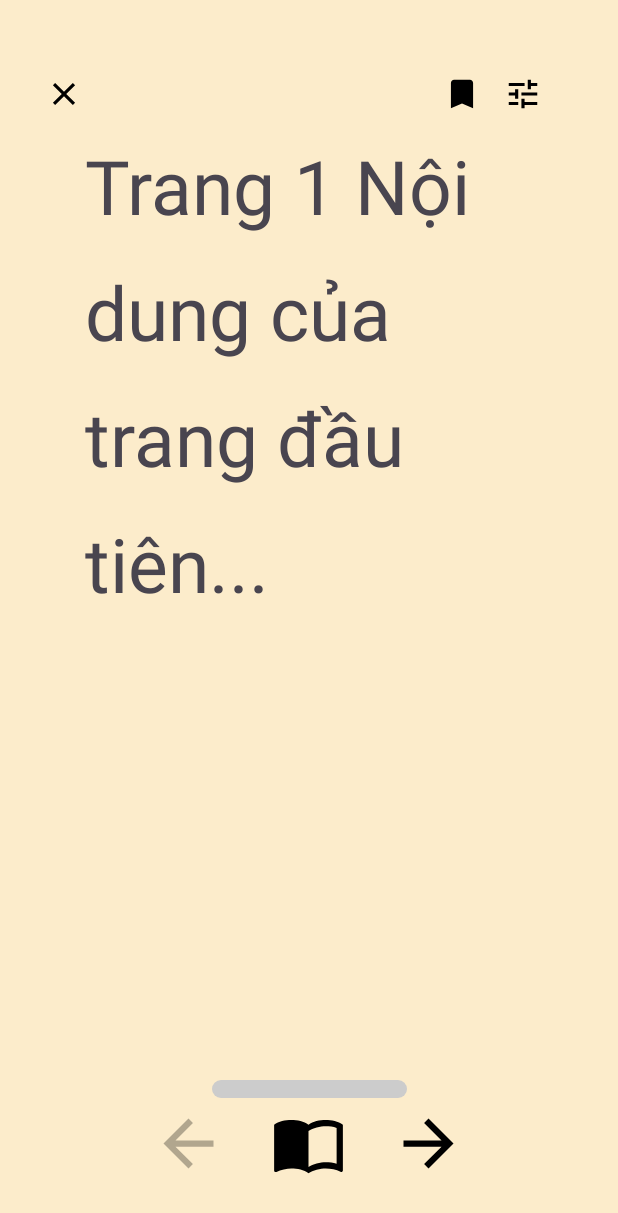
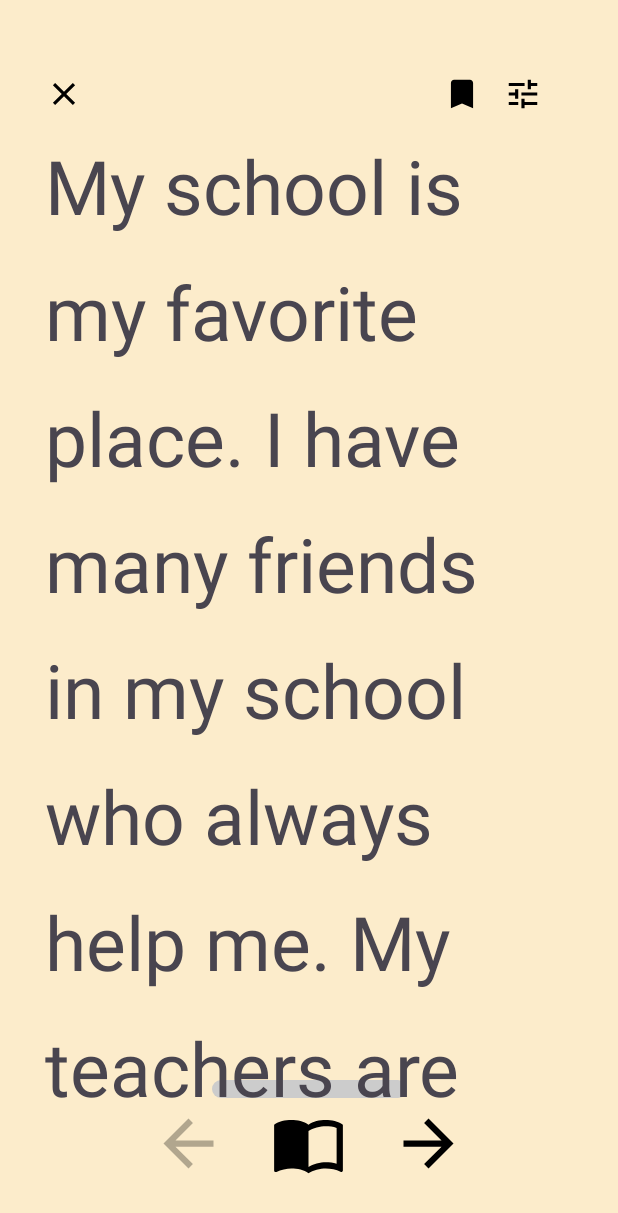
Before and after one commit to Lehoangminh-dab/HCI---INT2041-57---Dyslexic-E-Reader, an Android app: the screen it shows after launch (ReadingActivity), on a phone screen of 412 x 824 dp. Shown: the top 1213 px of the screen. Run offline under Robolectric (Android 15) with nearby library versions, the light colour scheme and no system bars.

Commit message:
Added split content to pages

```diff
--- a/app/src/main/java/com/example/myapplication/ReadingActivity.java
+++ b/app/src/main/java/com/example/myapplication/ReadingActivity.java
@@ -5,10 +5,11 @@ import android.content.Intent;
 import android.content.SharedPreferences;
 import android.content.res.ColorStateList;
 import android.graphics.Color;
-import android.graphics.Rect;
 import android.os.Bundle;
 import android.os.Handler;
 import android.text.Layout;
+import android.text.StaticLayout;
+import android.text.TextPaint;
 import android.text.style.BackgroundColorSpan;
 import android.text.style.ForegroundColorSpan;
 import android.view.MotionEvent;
@@ -16,6 +17,7 @@ import android.view.View;
 import android.text.Spannable;
 import android.text.SpannableString;
 
+import android.view.ViewTreeObserver;
 import android.widget.Button;
 import android.widget.FrameLayout;
 import android.widget.ImageView;
@@ -27,9 +29,12 @@ import androidx.appcompat.app.AppCompatActivity;
 import androidx.constraintlayout.widget.ConstraintLayout;
 import androidx.core.content.ContextCompat;
 
+import java.util.ArrayList;
+import java.util.List;
+
 public class ReadingActivity extends AppCompatActivity {
 
-    private TextView text;
+    private TextView textView;
     private ImageView arrowLeftBtn, arrowRightBtn, import_contacts_ic;
     private ImageView closeBtn, bookmarkBtn, tuneBtn;
     private Button finishedBtn;
@@ -40,6 +45,20 @@ public class ReadingActivity extends AppCompatActivity {
     private int currentPage = 0;
     private SharedPreferences sharedPreferences;
 
+    private String content = "My school is my favorite place. I have" +
+            " many friends in my school who always help me. My teachers" +
+            " are very friendly and take care of my parents. Our school" +
+            " is very beautiful. It has many classrooms, a playground, a" +
+            " garden, and canteen. Our school is very big and famous. People" +
+            " living in our city send their children to study here. Our" +
+            " school also provides free education to poor children. Every" +
+            " student studying here is supports and plays with us. Our seniors" +
+            " are very friendly as well. Our school also does social services" +
+            " like planting trees every month. I am proud of my school, and" +
+            " love it very much. Engage your kid into diverse thoughts and" +
+            " motivate them to improve their English with our Essay for Class" +
+            " 1 and avail the Simple Essays suitable for them.";
+
     @SuppressLint({"WrongViewCast", "MissingInflatedId"})
     @Override
     protected void onCreate(Bundle savedInstanceState) {
@@ -47,7 +66,7 @@ public class ReadingActivity extends AppCompatActivity {
         EdgeToEdge.enable(this);
         setContentView(R.layout.activity_reading);
 
-        text = findViewById(R.id.text);
+        textView = findViewById(R.id.text);
         arrowLeftBtn = findViewById(R.id.arrow_left_btn);
         arrowRightBtn = findViewById(R.id.arrow_right_btn);
         import_contacts_ic = findViewById(R.id.import_contacts);
@@ -58,14 +77,6 @@ public class ReadingActivity extends AppCompatActivity {
         finishedBtn = findViewById(R.id.finished_btn);
 
         readingProgress.setProgressTintList(ColorStateList.valueOf(Color.RED));
-
-        pages = new String[]{
-                "Trang 1 Nội dung của trang đầu tiên...",
-                "Trang 2 Nội dung của trang tiếp theo...",
-                "Trang 3 Nội dung của trang kế tiếp...",
-                "Trang 4 Nội dung của trang kế tiếp...",
-                "Trang 5 Nội dung của trang cuối ...",
-        };
 
         findViewById(R.id.import_contacts).setOnClickListener(new View.OnClickListener() {
             @Override
@@ -128,15 +139,61 @@ public class ReadingActivity extends AppCompatActivity {
             }
         });
 
+        // Sử dụng ViewTreeObserver để đợi cho đến khi TextView có kích thước chính xác
+        textView.getViewTreeObserver().addOnGlobalLayoutListener(new ViewTreeObserver.OnGlobalLayoutListener() {
+            @Override
+            public void onGlobalLayout() {
+                textView.getViewTreeObserver().removeOnGlobalLayoutListener(this);
+
+                // Sau khi TextView đã có kích thước, thực hiện chia nội dung thành các trang
+                pages = splitContentToPages(content);
+
+                // Cập nhật trang đầu tiên
+                updatePage();
+            }
+        });
+
         // Khởi tạo SharedPreferences để lưu chế độ highlight
         sharedPreferences = getSharedPreferences("HighlightPrefs", MODE_PRIVATE);
         String highlightMode = sharedPreferences.getString("highlight_mode", "WORD");
 
-        // Cập nhật trang ban đầu
-        updatePage();
-
         // Áp dụng chế độ highlight đã lưu
         applyHighlightMode(highlightMode);
+    }
+
+    // Phương thức chia nhỏ nội dung thành các trang dựa trên kích thước TextView
+    private String[] splitContentToPages(String content) {
+        List<String> pageList = new ArrayList<>();
+        int start = 0;
+        TextPaint textPaint = textView.getPaint();
+        int width = textView.getWidth();
+        int height = textView.getHeight();
+        int linesPerPage = height / textView.getLineHeight();
+
+        while (start < content.length()) {
+            StaticLayout layout = new StaticLayout(
+                    content.substring(start),
+                    textPaint,
+                    width,
+                    Layout.Alignment.ALIGN_NORMAL,
+                    1.0f,
+                    0.0f,
+                    false
+            );
+
+            int end = start;
+            int lines = 0;
+
+            for (int i = 0; i < layout.getLineCount() && lines < linesPerPage; i++) {
+                end = start + layout.getLineEnd(i);
+                lines++;
+            }
+
+            pageList.add(content.substring(start, end).trim());
+            start = end;
+        }
+
+        return pageList.toArray(new String[0]);
     }
 
     private void updatePage() {
@@ -144,8 +201,8 @@ public class ReadingActivity extends AppCompatActivity {
 
         // Hiển thị các trang nội dung
         if (currentPage < pages.length - 1) {  // Trang 1 đến trang 4
-            text.setVisibility(View.VISIBLE);
-            text.setText(pages[currentPage]);
+            textView.setVisibility(View.VISIBLE);
+            textView.setText(pages[currentPage]);
             completionOverlay.setVisibility(View.GONE);  // Ẩn overlay trên các trang nội dung
 
             // Hiển thị các nút bookmark và tune
@@ -159,8 +216,8 @@ public class ReadingActivity extends AppCompatActivity {
             arrowRightBtn.setAlpha(1.0f);  // Nút phải rõ trên các trang từ 1 đến 4
 
         } else if (currentPage == pages.length - 1) {  // Trang 5
-            text.setVisibility(View.VISIBLE);
-            text.setText(pages[currentPage]);
+            textView.setVisibility(View.VISIBLE);
+            textView.setText(pages[currentPage]);
             completionOverlay.setVisibility(View.GONE);  // Ẩn overlay trên trang 5
 
             // Giữ các nút bookmark và tune hiện trên trang cuối
@@ -174,7 +231,7 @@ public class ReadingActivity extends AppCompatActivity {
             arrowRightBtn.setAlpha(1.0f);  // Nút phải rõ trên trang cuối nội dung
 
         } else if (currentPage == pages.length) {  // FrameLayout sau trang cuối
-            text.setVisibility(View.GONE);
+            textView.setVisibility(View.GONE);
             completionOverlay.setVisibility(View.VISIBLE);  // Hiển thị overlay ở trang FrameLayout
             disableButtons();  // Ẩn bookmark và tune ở FrameLayout cuối
 
@@ -197,7 +254,7 @@ public class ReadingActivity extends AppCompatActivity {
     }
 
     private void initTouchEventWord() {
-        text.setOnTouchListener(new View.OnTouchListener() {
+        textView.setOnTouchListener(new View.OnTouchListener() {
             @Override
             public boolean onTouch(View v, MotionEvent event) {
                 if (event.getPointerCount() == 1) {
@@ -216,7 +273,7 @@ public class ReadingActivity extends AppCompatActivity {
     }
 
     private void initTouchEventRuler() {
-        text.setOnTouchListener(new View.OnTouchListener() {
+        textView.setOnTouchListener(new View.OnTouchListener() {
             @Override
             public boolean onTouch(View v, MotionEvent event) {
                 if (event.getPointerCount() == 1) {
@@ -241,12 +298,12 @@ public class ReadingActivity extends AppCompatActivity {
         String pageText = pages[currentPage];
         Spannable spannableText = new SpannableString(pageText);
 
-        int offset = text.getOffsetForPosition(touchX, touchY);
+        int offset = textView.getOffsetForPosition(touchX, touchY);
         int start = findWordStart(pageText, offset);
         int end = findWordEnd(pageText, offset);
 
         applyDimEffectExcept(spannableText, start, end);
-        text.setText(spannableText);
+        textView.setText(spannableText);
     }
 
     private void highlightLineAtTouch(MotionEvent event) {
@@ -254,14 +311,14 @@ public class ReadingActivity extends AppCompatActivity {
         String pageText = pages[currentPage];
         Spannable spannableText = new SpannableString(pageText);
 
-        Layout layout = text.getLayout();
+        Layout layout = textView.getLayout();
         if (layout != null) {
             int line = layout.getLineForVertical(touchY);
             int lineStart = layout.getLineStart(line);
             int lineEnd = layout.getLineEnd(line);
 
             applyDimEffectExcept(spannableText, lineStart, lineEnd);
-            text.setText(spannableText);
+            textView.setText(spannableText);
         }
     }
 
@@ -298,7 +355,7 @@ public class ReadingActivity extends AppCompatActivity {
     }
 
     private void initTouchEventDark() {
-        text.setOnTouchListener(new View.OnTouchListener() {
+        textView.setOnTouchListener(new View.OnTouchListener() {
             @Override
             public boolean onTouch(View v, MotionEvent event) {
                 if (event.getPointerCount() == 1) {
@@ -326,13 +383,13 @@ public class ReadingActivity extends AppCompatActivity {
         String pageText = pages[currentPage];
         Spannable spannableText = new SpannableString(pageText);
 
-        int offset = text.getOffsetForPosition(touchX, touchY);
+        int offset = textView.getOffsetForPosition(touchX, touchY);
         int start = findWordStart(pageText, offset);
         int end = findWordEnd(pageText, offset);
 
         // Áp dụng hiệu ứng dark highlight cho từ được chọn
         applyDarkHighlight(spannableText, start, end);
-        text.setText(spannableText);
+        textView.setText(spannableText);
     }
 
     private void applyDarkHighlight(Spannable spannableText, int start, int end) {
@@ -347,7 +404,7 @@ public class ReadingActivity extends AppCompatActivity {
             @Override
             public void run() {
                 if (currentPage < pages.length) {
-                    text.setText(pages[currentPage]);
+                    textView.setText(pages[currentPage]);
                 }
             }
         };
@@ -374,7 +431,7 @@ public class ReadingActivity extends AppCompatActivity {
             import_contacts_ic.setColorFilter(ContextCompat.getColor(this, R.color.white));
         } else if (mode.equals("OFF")) {
             // Nếu chế độ là OFF, hủy sự kiện chạm để không thể highlight
-            text.setOnTouchListener(null);
+            textView.setOnTouchListener(null);
 
             closeBtn.clearColorFilter();
             bookmarkBtn.clearColorFilter();
--- a/app/src/main/res/layout/activity_reading.xml
+++ b/app/src/main/res/layout/activity_reading.xml
@@ -68,8 +68,10 @@
 
         <TextView
             android:id="@+id/text"
-            android:layout_width="299dp"
-            android:layout_height="520dp"
+            android:layout_width="match_parent"
+            android:layout_height="700dp"
+            android:layout_marginStart="30dp"
+            android:layout_marginEnd="30dp"
             android:layout_alignParentTop="true"
             android:layout_alignParentBottom="true"
             android:layout_centerHorizontal="true"
```
